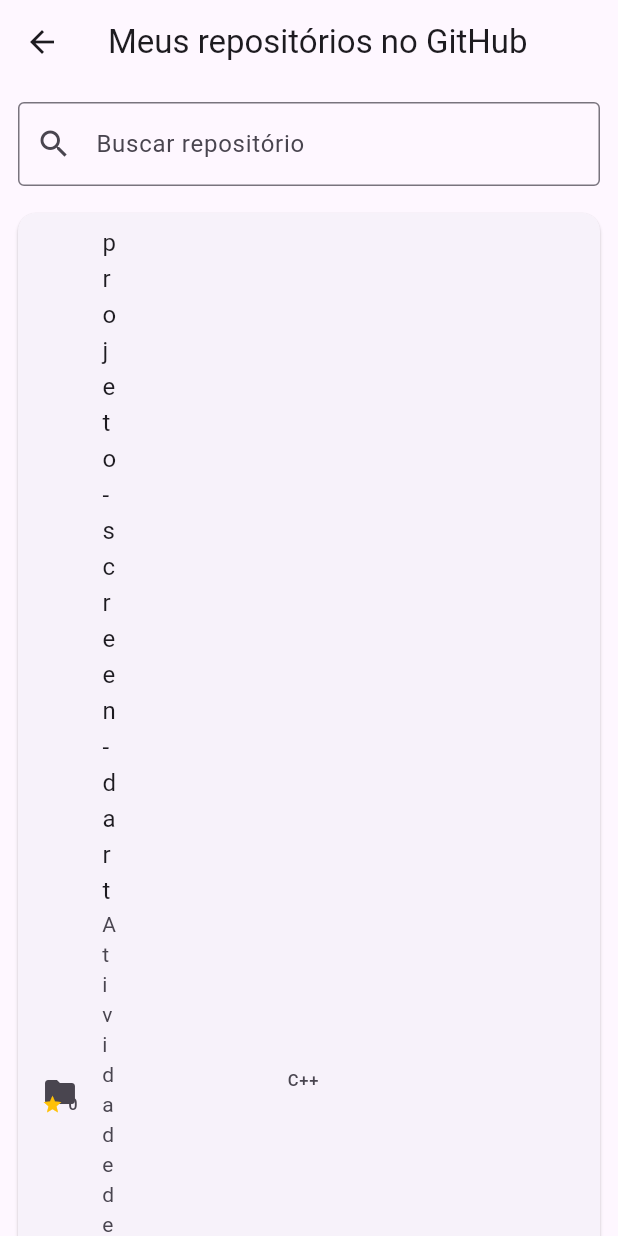
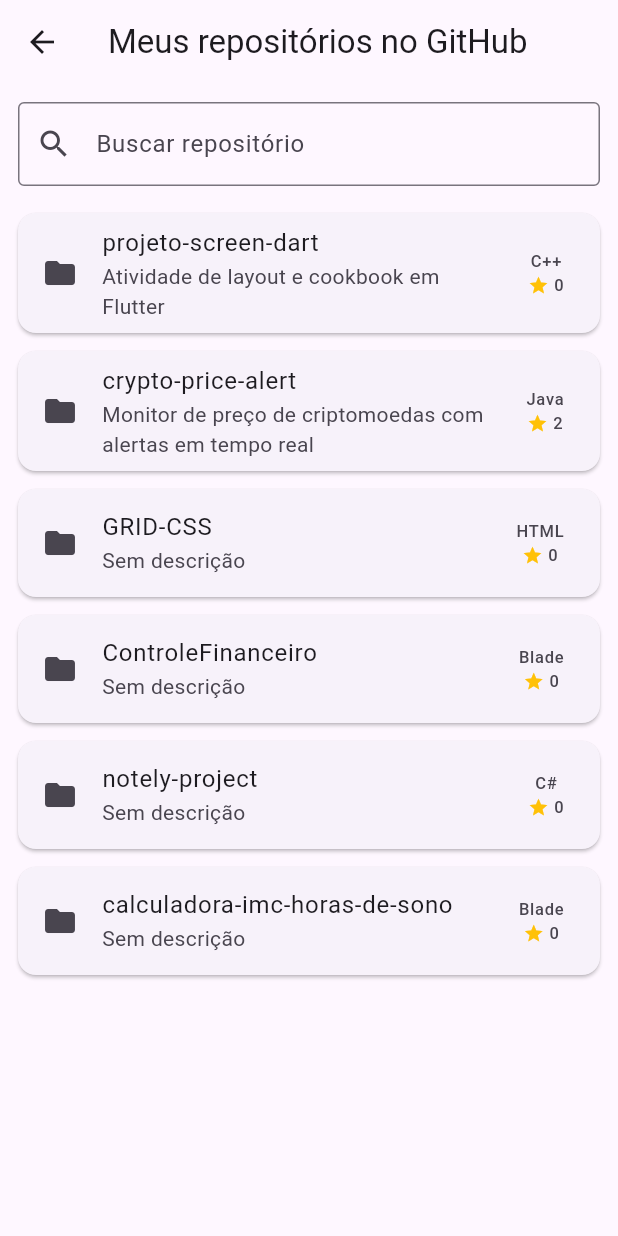
Before and after one commit to Deivid021/projeto-screen-dart, a Flutter app: the ReposScreen screen opened directly, on a phone screen of 412 x 824 dp. Run offline on Flutter 3.47's test engine with Material 3 defaults, Android fonts, the phone set to English and light mode, and no system bars.

Commit message:
Corrige trailing do ListTile que tava quebrando o layout da lista de repos

```diff
--- a/atividade_layout/lib/screens/repos_screen.dart
+++ b/atividade_layout/lib/screens/repos_screen.dart
@@ -101,10 +101,12 @@ class _ReposScreenState extends State<ReposScreen> {
                     title: Text(repo.name),
                     subtitle: Text(repo.description),
                     trailing: Column(
+                      mainAxisSize: MainAxisSize.min,
                       mainAxisAlignment: MainAxisAlignment.center,
                       children: [
                         Text(repo.language),
                         Row(
+                          mainAxisSize: MainAxisSize.min,
                           children: [
                             const Icon(Icons.star, size: 14, color: Colors.amber),
                             Text(' ${repo.stars}'),
```
